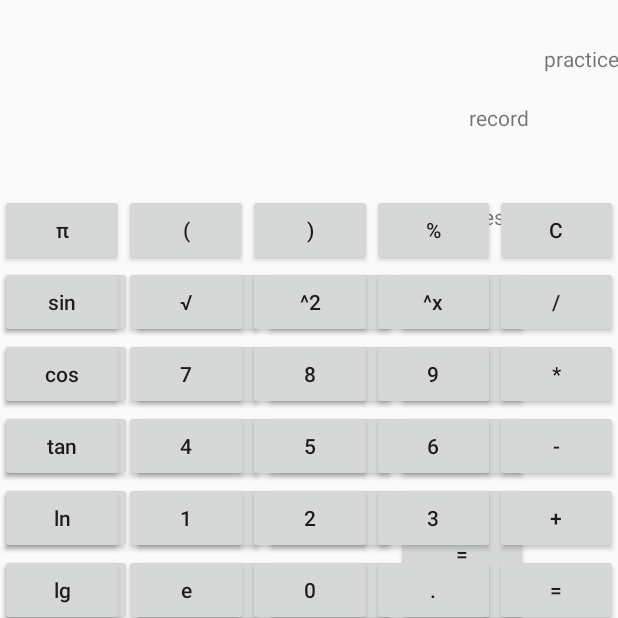
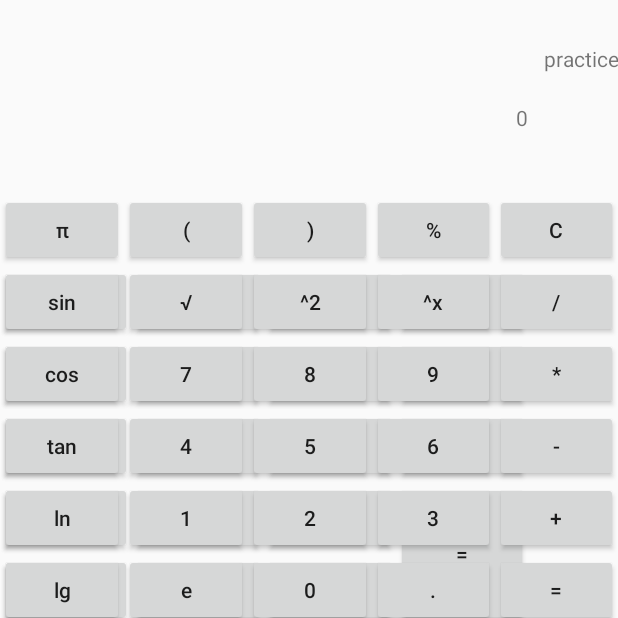
Before and after one commit to 20141673/SuperCalculator, an Android app: the screen it shows after launch (BroadsideActivity), on a phone screen of 412 x 824 dp, the part 610-1228 px from its top. Run offline under Robolectric (Android 15) with nearby library versions, the phone set to English and light mode, and no system bars.

Commit message:
简单计算器功能实现

```diff
--- a/app/src/main/res/layout/content_simplelayout.xml
+++ b/app/src/main/res/layout/content_simplelayout.xml
@@ -7,13 +7,13 @@
         android:id="@+id/simplerecord"
         android:layout_height="66dp"
         android:layout_gravity="fill_horizontal"
-        android:text="record"
+        android:text="0"
         android:gravity="end|center_vertical"/>
     <TextView
         android:id="@+id/simpleresult"
         android:layout_height="66dp"
         android:layout_gravity="fill_horizontal"
-        android:text="result"
+        android:text="0"
         android:gravity="end|center_vertical"/>
     <TableRow>
         <Button
@@ -23,6 +23,7 @@
             android:text="C"/>
         <Button
             android:id="@+id/simplereturn"
+            android:tag="return"
             android:onClick="clickButton"
             android:text="@string/returnicon"/>
         <Button
@@ -105,6 +106,7 @@
                 <TableRow>
                     <Button
                         android:id="@+id/simplepercent"
+                        android:tag="percent"
                         android:onClick="clickButton"
                         android:text="%"/>
                     <Button
```
Also changed, not shown: app/src/main/java/com/cqu/supercalculator/BroadsideActivity.java (+34 -5 lines).
